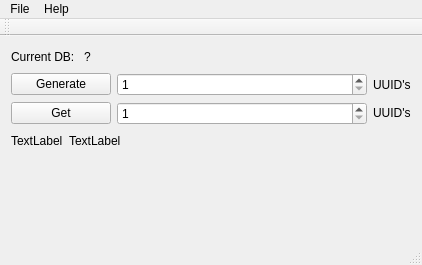
yxbh/UUIDer, file Source/UUIDer/UUIDerMainWindow.ui: the form before one commit.
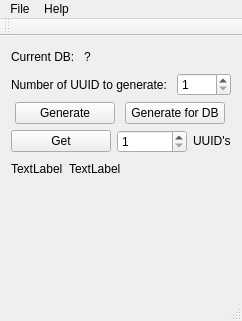
The form after the commit.

The edit to the form file:
```diff
--- a/Source/UUIDer/UUIDerMainWindow.ui
+++ b/Source/UUIDer/UUIDerMainWindow.ui
@@ -6,15 +6,15 @@
    <rect>
     <x>0</x>
     <y>0</y>
-    <width>422</width>
-    <height>265</height>
+    <width>228</width>
+    <height>321</height>
    </rect>
   </property>
   <property name="windowTitle">
    <string>UUIDer</string>
   </property>
   <widget class="QWidget" name="centralWidget">
-   <layout class="QVBoxLayout" name="verticalLayout_3">
+   <layout class="QVBoxLayout" name="verticalLayout_2">
     <item>
      <layout class="QVBoxLayout" name="verticalLayout">
       <item>
@@ -49,31 +49,17 @@
        </layout>
       </item>
       <item>
-       <layout class="QVBoxLayout" name="verticalLayout_2">
-        <item>
          <layout class="QHBoxLayout" name="horizontalLayout">
-          <property name="sizeConstraint">
-           <enum>QLayout::SetDefaultConstraint</enum>
-          </property>
           <item>
-           <widget class="QPushButton" name="Button_GenNewUUID">
+         <widget class="QLabel" name="label">
             <property name="sizePolicy">
-             <sizepolicy hsizetype="Fixed" vsizetype="Fixed">
+           <sizepolicy hsizetype="Preferred" vsizetype="Preferred">
               <horstretch>0</horstretch>
               <verstretch>0</verstretch>
              </sizepolicy>
             </property>
-            <property name="minimumSize">
-             <size>
-              <width>100</width>
-              <height>0</height>
-             </size>
-            </property>
-            <property name="toolTip">
-             <string>Generate some UUIDs.</string>
-            </property>
             <property name="text">
-             <string>Generate</string>
+           <string>Number of UUID to generate: </string>
             </property>
            </widget>
           </item>
@@ -105,20 +91,53 @@
             </property>
            </widget>
           </item>
-          <item>
-           <widget class="QLabel" name="label">
-            <property name="sizePolicy">
-             <sizepolicy hsizetype="Preferred" vsizetype="Preferred">
-              <horstretch>0</horstretch>
-              <verstretch>0</verstretch>
-             </sizepolicy>
-            </property>
-            <property name="text">
-             <string>UUID's</string>
-            </property>
-           </widget>
-          </item>
-         </layout>
+       </layout>
+      </item>
+      <item>
+       <layout class="QHBoxLayout" name="horizontalLayout_5">
+        <item>
+         <widget class="QPushButton" name="Button_GenNewUUID">
+          <property name="sizePolicy">
+           <sizepolicy hsizetype="Fixed" vsizetype="Fixed">
+            <horstretch>0</horstretch>
+            <verstretch>0</verstretch>
+           </sizepolicy>
+          </property>
+          <property name="minimumSize">
+           <size>
+            <width>100</width>
+            <height>0</height>
+           </size>
+          </property>
+          <property name="toolTip">
+           <string>Generate some UUIDs.</string>
+          </property>
+          <property name="text">
+           <string>Generate</string>
+          </property>
+         </widget>
+        </item>
+        <item>
+         <widget class="QPushButton" name="Button_GenNewUUIDForDB">
+          <property name="sizePolicy">
+           <sizepolicy hsizetype="Fixed" vsizetype="Fixed">
+            <horstretch>0</horstretch>
+            <verstretch>0</verstretch>
+           </sizepolicy>
+          </property>
+          <property name="minimumSize">
+           <size>
+            <width>100</width>
+            <height>0</height>
+           </size>
+          </property>
+          <property name="toolTip">
+           <string>Generate UUID/s and store into current database.</string>
+          </property>
+          <property name="text">
+           <string>Generate for DB</string>
+          </property>
+         </widget>
         </item>
        </layout>
       </item>
@@ -227,7 +246,7 @@
     <rect>
      <x>0</x>
      <y>0</y>
-     <width>422</width>
+     <width>228</width>
      <height>21</height>
     </rect>
    </property>
```
Left out of the diff: 6 changed lines with no effect on the pictures. Lines whose indentation alone changed are shown as unchanged.
